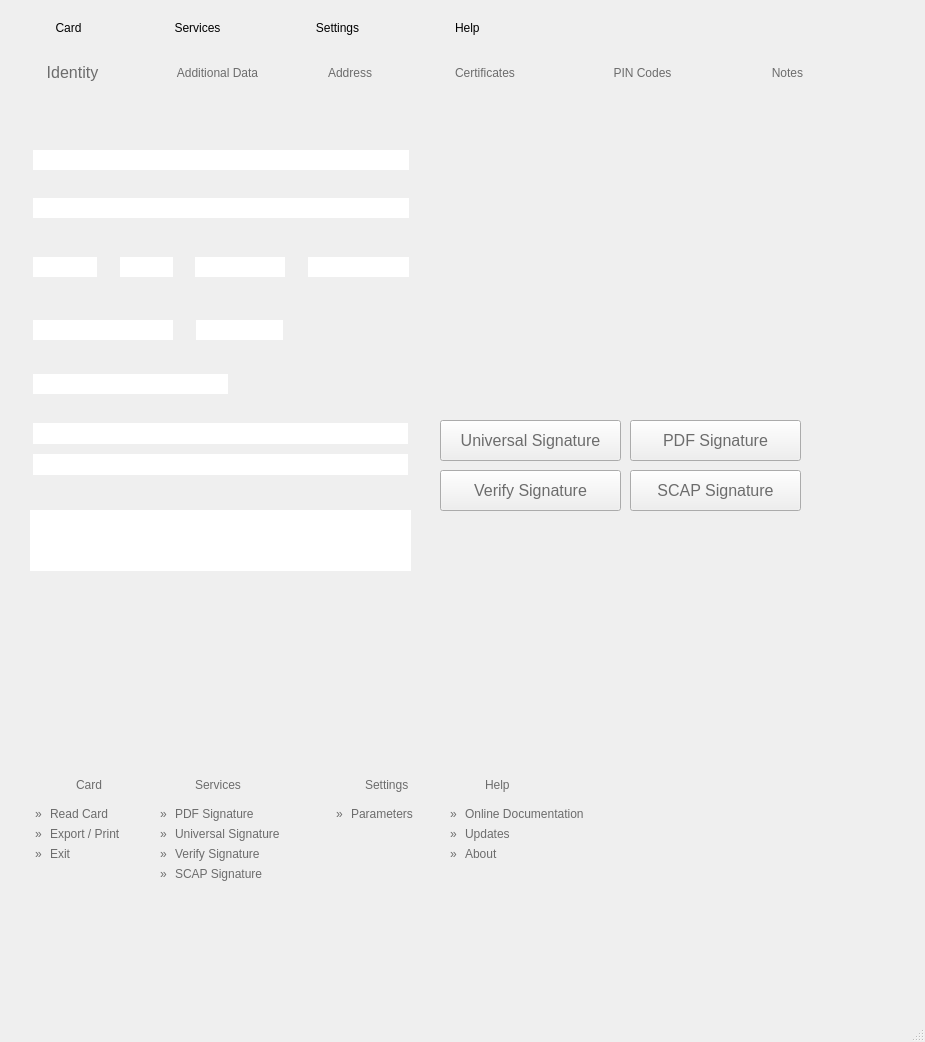
Above: pteid-mw-pt/_src/eidmw/eidgui/mainwnd.ui from amagovpt/autenticacao.gov before the change. Below: the same form after it.
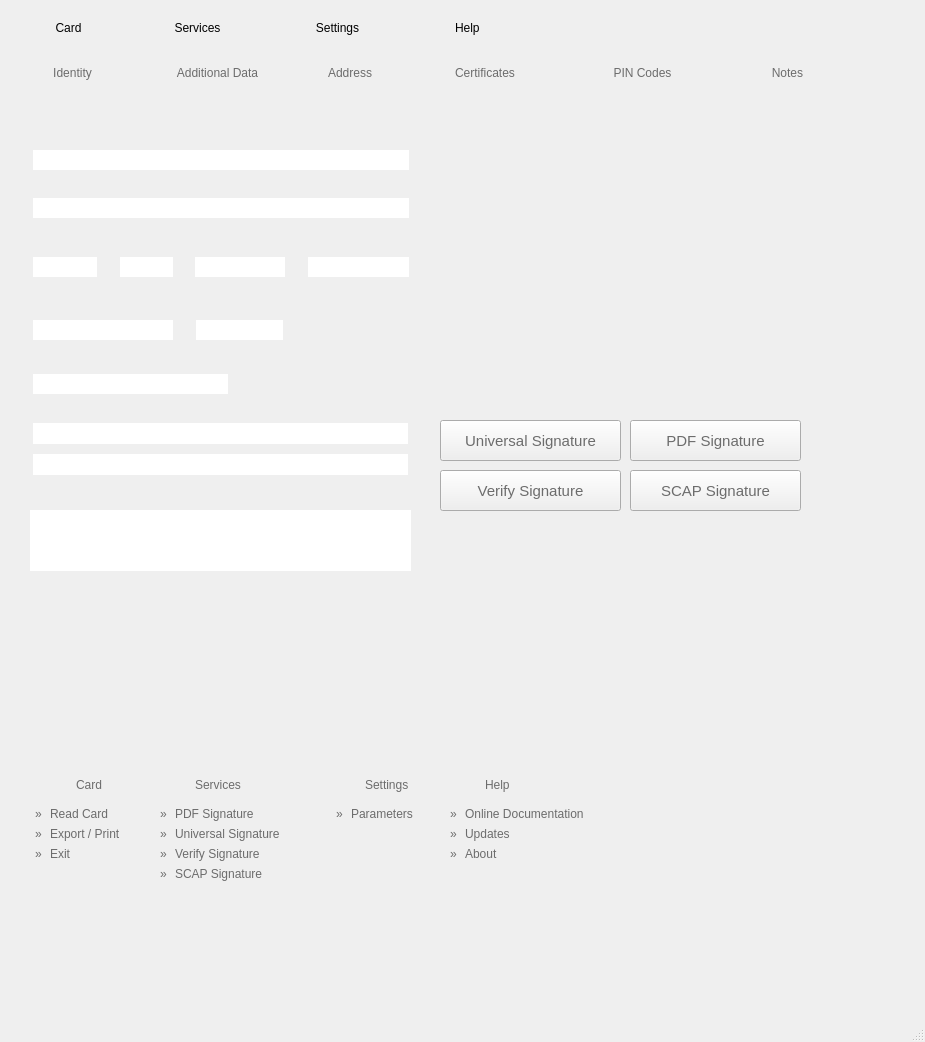
That is the form after the change. Icons and pictures are not drawn.

Commit message: Fixing issue with DPI scaling

```diff
--- a/pteid-mw-pt/_src/eidmw/eidgui/mainwnd.ui
+++ b/pteid-mw-pt/_src/eidmw/eidgui/mainwnd.ui
@@ -408,7 +408,7 @@
         <property name="styleSheet">
          <string notr="true">
           color: rgb(108, 108, 108);
-          font: 75 12pt Arial;
+          font: 75 15px Arial;
           background-image: url(:/images/Images/backgrounds/bg_toolbarMenu2.png);
          </string>
         </property>
@@ -434,7 +434,7 @@
         <property name="styleSheet">
          <string notr="true">
               color: rgb(108, 108, 108);
-              font: 75 12pt Arial;
+              font: 75 15px Arial;
               background-image: url(:/images/Images/backgrounds/bg_toolbarMenu2.png);
             </string>
         </property>
@@ -454,7 +454,7 @@
         <property name="styleSheet">
          <string notr="true">
           color: rgb(108, 108, 108);
-          font: 75 12pt Arial;
+          font: 75 15px Arial;
           background-image: url(:/images/Images/backgrounds/bg_toolbarMenu2.png);</string>
         </property>
         <property name="text">
@@ -476,7 +476,7 @@
         <property name="styleSheet">
          <string notr="true">
           color: rgb(108, 108, 108);
-          font: 75 12pt Arial;
+          font: 75 15px Arial;
           background-image: url(:/images/Images/backgrounds/bg_toolbarMenu2.png);
          </string>
         </property>
@@ -1678,15 +1678,6 @@
        <height>43</height>
       </rect>
      </property>
-     <property name="font">
-      <font>
-       <family>Arial</family>
-       <pointsize>12</pointsize>
-       <weight>9</weight>
-       <italic>false</italic>
-       <bold>false</bold>
-      </font>
-     </property>
      <property name="styleSheet">
       <string notr="true">color: rgb(108, 108, 108);
 font: 75 12pt &quot;Arial&quot;;
```
Left out of the diff: 312 changed lines with no effect on the pictures. The commit also changes 1 other file.
